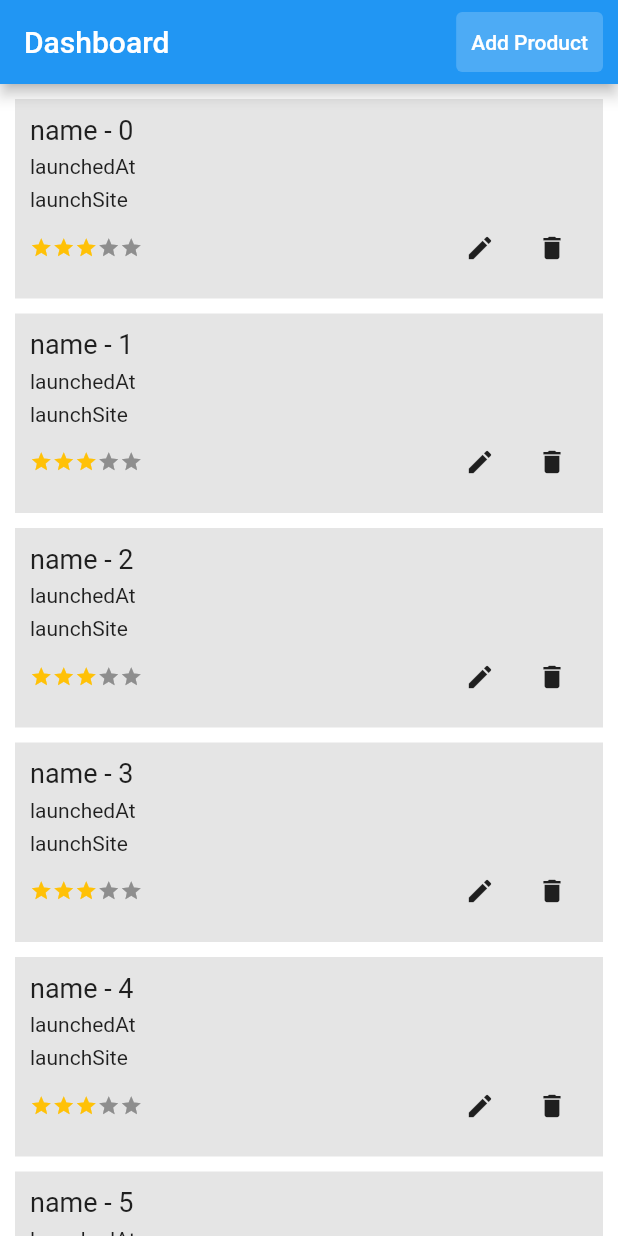
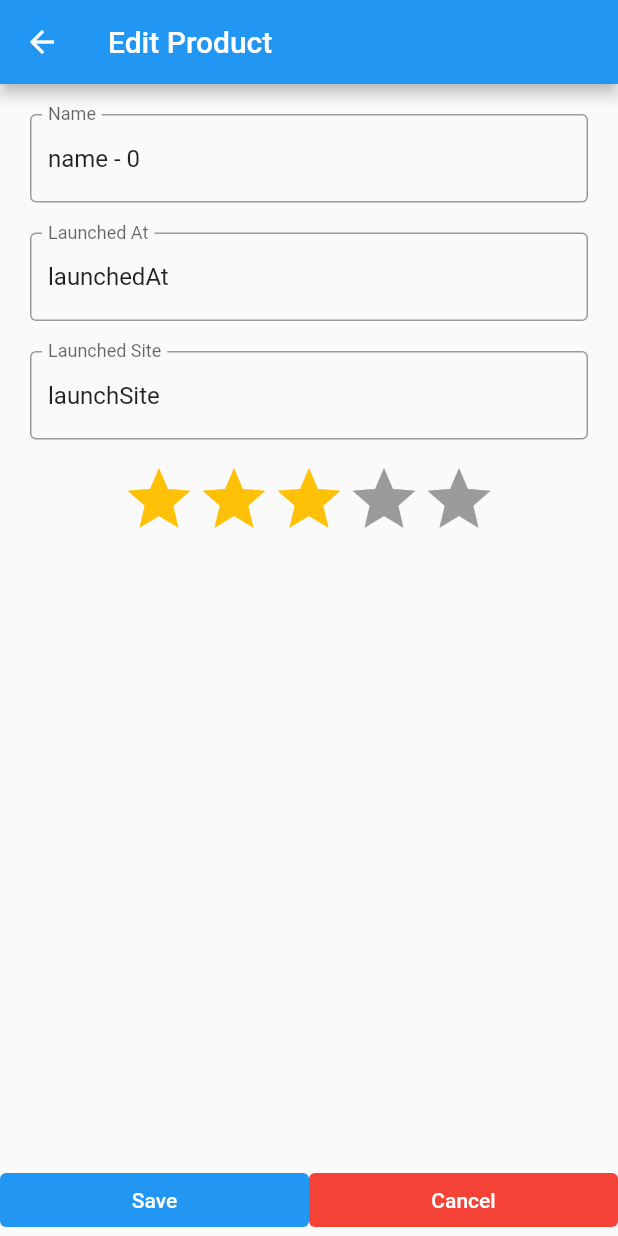
Before and after one commit to shadabhashmi21/sequoia_capital_assignment, a Flutter app: the screen it shows after launch, after a tap on the "edit" icon, on a phone screen of 412 x 824 dp. Run offline on Flutter 3.47's test engine with Material 2 defaults, Android fonts, the phone set to English and light mode, and no system bars; drawn by our look-alikes of flutter_rating_bar; our stand-ins replace flutter_hooks, hexcolor.

Commit message:
completed UI of AddEditProduct page

```diff
--- a/lib/config/app_strings.dart
+++ b/lib/config/app_strings.dart
@@ -1,9 +1,15 @@
 class AppStrings{
   static const dashboard = 'Dashboard';
   static const addProduct = 'Add Product';
+  static const editProduct = 'Edit Product';
   static const appTitle = 'Seqouia Capital Assignment';
   static const noDataFound = 'No Data Found';
   static const deleteItem = 'Do you really want to delete?';
-  static const yes = 'Yes';
-  static const no = 'no';
+  static const yes = 'YES';
+  static const no = 'NO';
+  static const save = 'Save';
+  static const cancel = 'Cancel';
+  static const name = 'Name';
+  static const launchedAt = 'Launched At';
+  static const launchedSite = 'Launched Site';
 }
--- /dev/null
+++ b/lib/screens/AddEditProduct.dart
@@ -0,0 +1,107 @@
+import 'package:flutter/cupertino.dart';
+import 'package:flutter/material.dart';
+import 'package:flutter_hooks/flutter_hooks.dart';
+import 'package:flutter_rating_bar/flutter_rating_bar.dart';
+import 'package:sequoia_capital_assignment/config/app_strings.dart';
+import 'package:sequoia_capital_assignment/models/product_model.dart';
+
+class AddEditProduct extends HookWidget {
+  final ProductModel? productModel;
+
+  const AddEditProduct({Key? key, this.productModel}) : super(key: key);
+
+  @override
+  Widget build(BuildContext context) {
+
+    TextEditingController nameController = TextEditingController();
+    TextEditingController launchedAtController = TextEditingController();
+    TextEditingController launchSiteController = TextEditingController();
+
+    nameController.text = productModel?.name ?? "";
+    launchedAtController.text = productModel?.launchedAt ?? "";
+    launchSiteController.text = productModel?.launchSite ?? "";
+    double rating = productModel?.popularity ?? 0;
+
+    return Scaffold(
+      appBar: AppBar(
+        title: Text(productModel == null
+            ? AppStrings.addProduct
+            : AppStrings.editProduct),
+      ),
+      body: Column(
+        mainAxisAlignment: MainAxisAlignment.spaceBetween,
+        children: [
+          SingleChildScrollView(
+            physics: const BouncingScrollPhysics(),
+            scrollDirection: Axis.vertical,
+            padding: const EdgeInsets.all(20),
+            child: Column(
+              children: [
+                TextField(
+                  controller: nameController,
+                  decoration: const InputDecoration(
+                    border: OutlineInputBorder(),
+                    labelText: AppStrings.name,
+                  )
+                ),
+                Padding(
+                  padding: const EdgeInsets.symmetric(vertical: 20),
+                  child: TextField(
+                      controller: launchedAtController,
+                      decoration: const InputDecoration(
+                        border: OutlineInputBorder(),
+                        labelText: AppStrings.launchedAt,
+                      )
+                  ),
+                ),
+                TextField(
+                    controller: launchSiteController,
+                    decoration: const InputDecoration(
+                      border: OutlineInputBorder(),
+                      labelText: AppStrings.launchedSite,
+                    )
+                ),
+                Padding(
+                  padding: const EdgeInsets.only(top: 15),
+                  child: RatingBar.builder(
+                    initialRating: rating,
+                    direction: Axis.horizontal,
+                    itemCount: 5,
+                    itemSize: 50,
+                    itemBuilder: (context, _) => const Icon(
+                      Icons.star,
+                      color: Colors.amber,
+                    ),
+                    allowHalfRating: true,
+                    onRatingUpdate: (value) {
+                      rating = value;
+                    },
+                  ),
+                ),
+              ],
+            ),
+          ),
+          Row(
+            mainAxisAlignment: MainAxisAlignment.spaceAround,
+            children: [
+              Expanded(child: TextButton(
+                  onPressed: () {},
+                  child: const Text(
+                    AppStrings.save,
+                    style: TextStyle(color: Colors.white),
+                  ),
+                  style: ButtonStyle(
+                      backgroundColor: MaterialStateProperty.all(Colors.blue)))),
+              Expanded(child: TextButton(
+                  onPressed: () {},
+                  child: const Text(AppStrings.cancel,
+                      style: TextStyle(color: Colors.white)),
+                  style: ButtonStyle(
+                      backgroundColor: MaterialStateProperty.all(Colors.red)))),
+            ],
+          )
+        ],
+      ),
+    );
+  }
+}
--- a/lib/screens/dashboard.dart
+++ b/lib/screens/dashboard.dart
@@ -4,6 +4,7 @@ import 'package:flutter_rating_bar/flutter_rating_bar.dart';
 import 'package:provider/provider.dart';
 import 'package:sequoia_capital_assignment/config/app_strings.dart';
 import 'package:sequoia_capital_assignment/models/product_model.dart';
+import 'package:sequoia_capital_assignment/screens/AddEditProduct.dart';
 
 import '../models/product_model.dart';
 
@@ -19,7 +20,12 @@ class DashboardPage extends HookWidget {
           Padding(
             padding: const EdgeInsets.symmetric(vertical: 8, horizontal: 10),
             child: TextButton(
-                onPressed: () {},
+                onPressed: () {
+                  Navigator.push(
+                    context,
+                    MaterialPageRoute(builder: (context) => const AddEditProduct()),
+                  );
+                },
                 child: const Text(
                   AppStrings.addProduct,
                   style: TextStyle(color: Colors.white),
@@ -89,6 +95,7 @@ class _PageData extends HookWidget {
                       ),
                     ),
                     Row(
+                      crossAxisAlignment: CrossAxisAlignment.center,
                       children: [
                         Expanded(
                           child: RatingBar.builder(
@@ -105,19 +112,30 @@ class _PageData extends HookWidget {
                           ),
                           flex: 1,
                         ),
-                        IconButton(
-                          icon: const Icon(
-                            Icons.edit,
-                            size: 20,
+                        GestureDetector(
+                          child: const Padding(
+                            padding: EdgeInsets.all(8),
+                            child: Icon(
+                              Icons.edit,
+                              size: 20,
+                            ),
                           ),
-                          onPressed: () {},
+                          onTap: () {
+                            Navigator.push(
+                              context,
+                              MaterialPageRoute(builder: (context) => AddEditProduct(productModel: item,)),
+                            );
+                          },
                         ),
-                        IconButton(
-                          icon: const Icon(
-                            Icons.delete,
-                            size: 20,
+                        GestureDetector(
+                          child: const Padding(
+                            padding: EdgeInsets.all(8),
+                            child: Icon(
+                              Icons.delete,
+                              size: 20,
+                            ),
                           ),
-                          onPressed: () {
+                          onTap: () {
                             showDialog(
                                 context: context,
                                 builder: (BuildContext context) {
@@ -130,7 +148,7 @@ class _PageData extends HookWidget {
                                             productList.value.removeAt(index);
                                             updateList();
                                           },
-                                          child: const Text(AppStrings.yes)),
+                                          child: const Text(AppStrings.yes, style: TextStyle(color: Colors.red),)),
                                       TextButton(
                                           onPressed: () {
                                             Navigator.pop(context);
```
